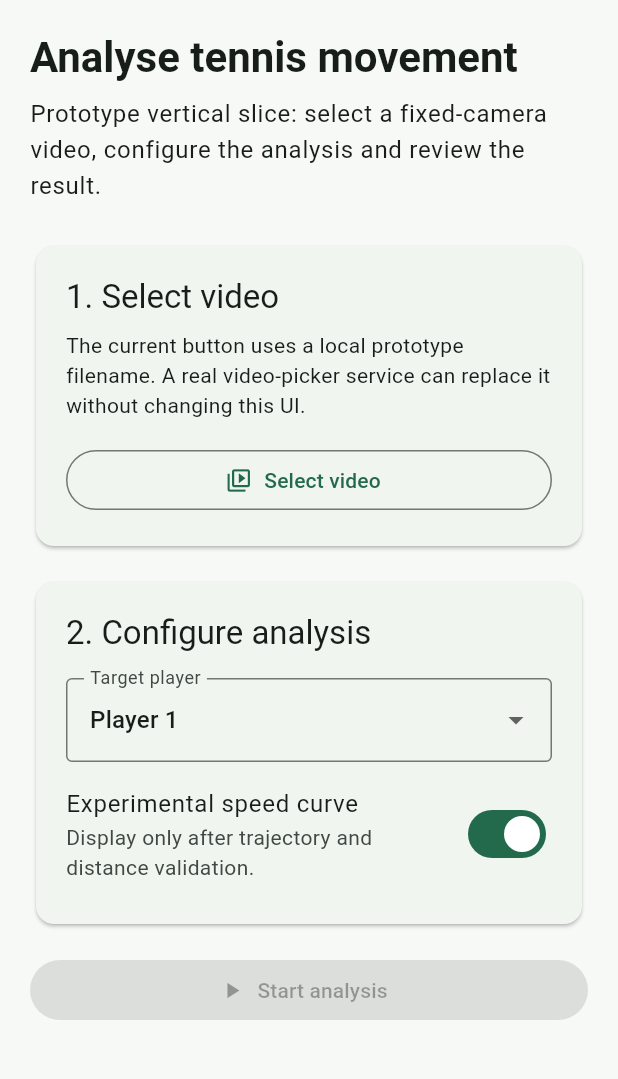
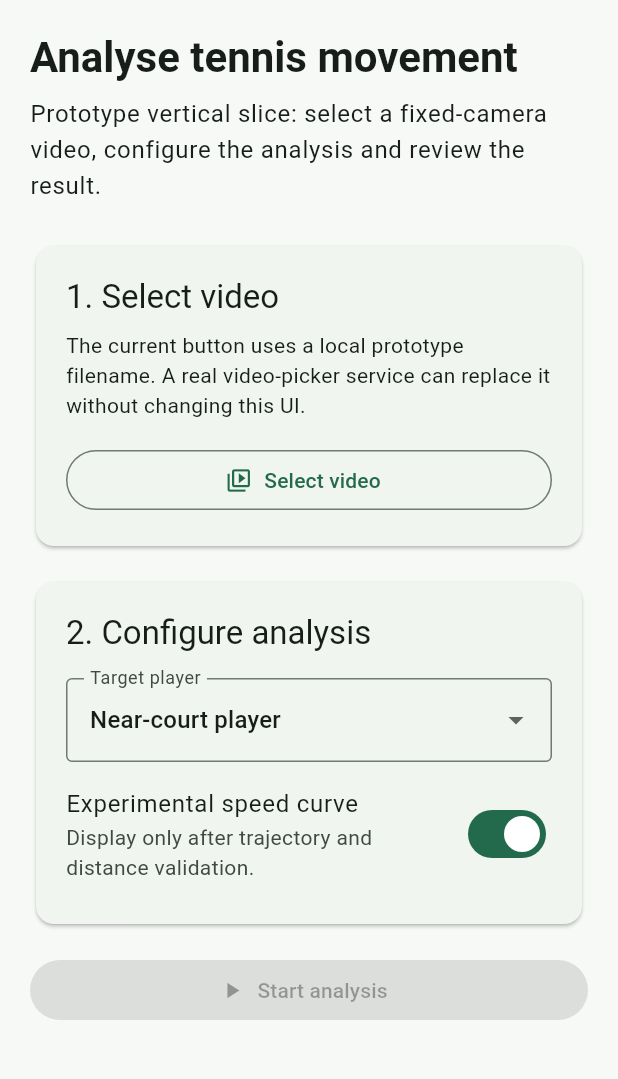
Before and after one commit to Soumikdeb123/HPT-Movement-Analysis, a Flutter app: the screen it shows after launch, after a tap on "Select video", on a phone screen of 412 x 824 dp, the part 84-1163 px from its top. Run offline on Flutter 3.47's test engine with Material 3 defaults, Android fonts, the phone set to English and light mode, and no system bars; statements that could not run were skipped.

Commit message:
Complete real backend analysis flow
Add macOS file and network permissions, map near/far player selection to the backend, and complete real video analysis through the Flutter UI.

```diff
--- a/lib/features/analysis/view_models/analysis_view_model.dart
+++ b/lib/features/analysis/view_models/analysis_view_model.dart
@@ -13,7 +13,7 @@
 
   AnalysisStatus status = AnalysisStatus.idle;
   String? videoPath;
-  String selectedPlayer = 'Player 1';
+  String selectedPlayer = 'near';
   bool includeExperimentalSpeed = true;
   double progress = 0;
   AnalysisResult? result;
@@ -65,10 +65,11 @@
         },
       );
       status = AnalysisStatus.completed;
-    } on Object {
-      status = AnalysisStatus.failed;
-      errorMessage = 'Analysis failed. Please try again.';
-    }
+} catch (error) {
+  status = AnalysisStatus.failed;
+  errorMessage = 'Analysis failed: $error';
+  debugPrint('Analysis error: $error');
+}
 
     notifyListeners();
   }
@@ -76,7 +77,7 @@
   void reset() {
     status = AnalysisStatus.idle;
     videoPath = null;
-    selectedPlayer = 'Player 1';
+    selectedPlayer = 'near';
     includeExperimentalSpeed = true;
     progress = 0;
     result = null;
--- a/lib/features/analysis/views/analysis_page.dart
+++ b/lib/features/analysis/views/analysis_page.dart
@@ -134,8 +134,7 @@ Future<void> _selectVideo() async {
     path = await onSelectVideo!();
   } else {
     final file = await FilePicker.pickFile(
-      type: FileType.custom,
-      allowedExtensions: ['mp4', 'mov', 'avi', 'mkv'],
+      type: FileType.video,
     );
 
     path = file?.path;
@@ -144,7 +143,8 @@ Future<void> _selectVideo() async {
   if (path != null) {
     viewModel.selectVideo(path);
   }
-}  @override
+}
+  @override
   Widget build(BuildContext context) {
     return Card(
       child: Padding(
@@ -209,9 +209,15 @@ class _OptionsCard extends StatelessWidget {
               initialValue: viewModel.selectedPlayer,
               decoration: const InputDecoration(labelText: 'Target player'),
               items: const [
-                DropdownMenuItem(value: 'Player 1', child: Text('Player 1')),
-                DropdownMenuItem(value: 'Player 2', child: Text('Player 2')),
-              ],
+                DropdownMenuItem(
+                  value: 'near',
+                  child: Text('Near-court player'),
+                ),
+                DropdownMenuItem(
+                  value: 'far',
+                  child: Text('Far-court player'),
+                 ),
+                ],
               onChanged: viewModel.isProcessing ? null : viewModel.selectPlayer,
             ),
             const SizedBox(height: 8),
```
Also changed, not shown: 2 other files.
